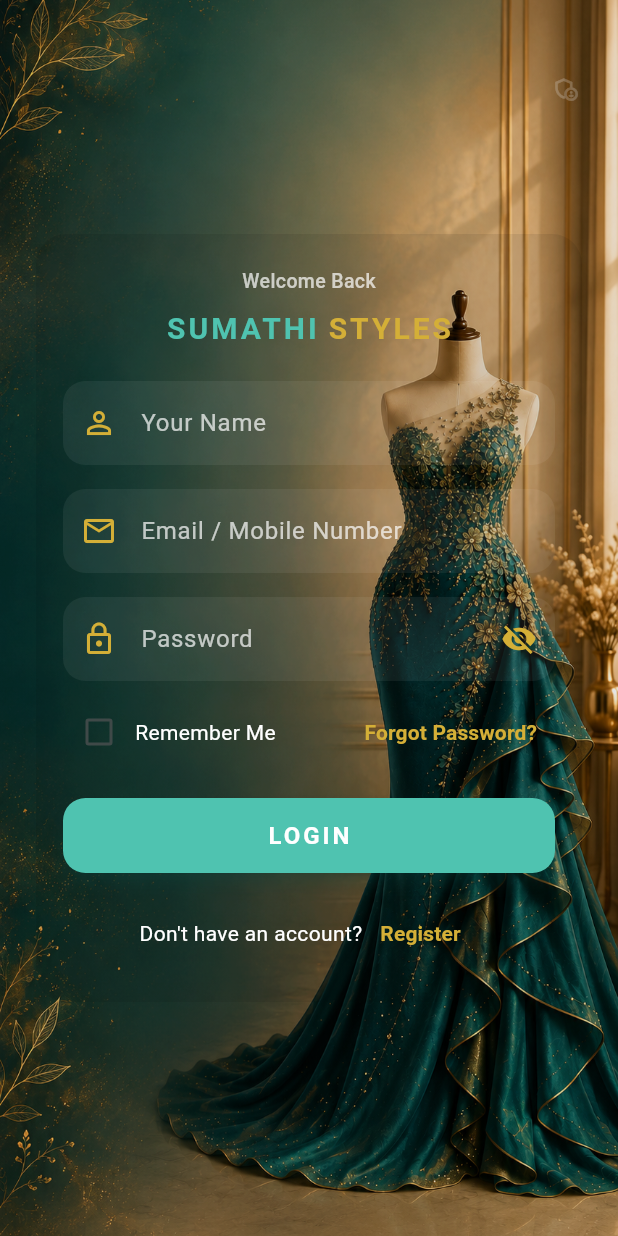
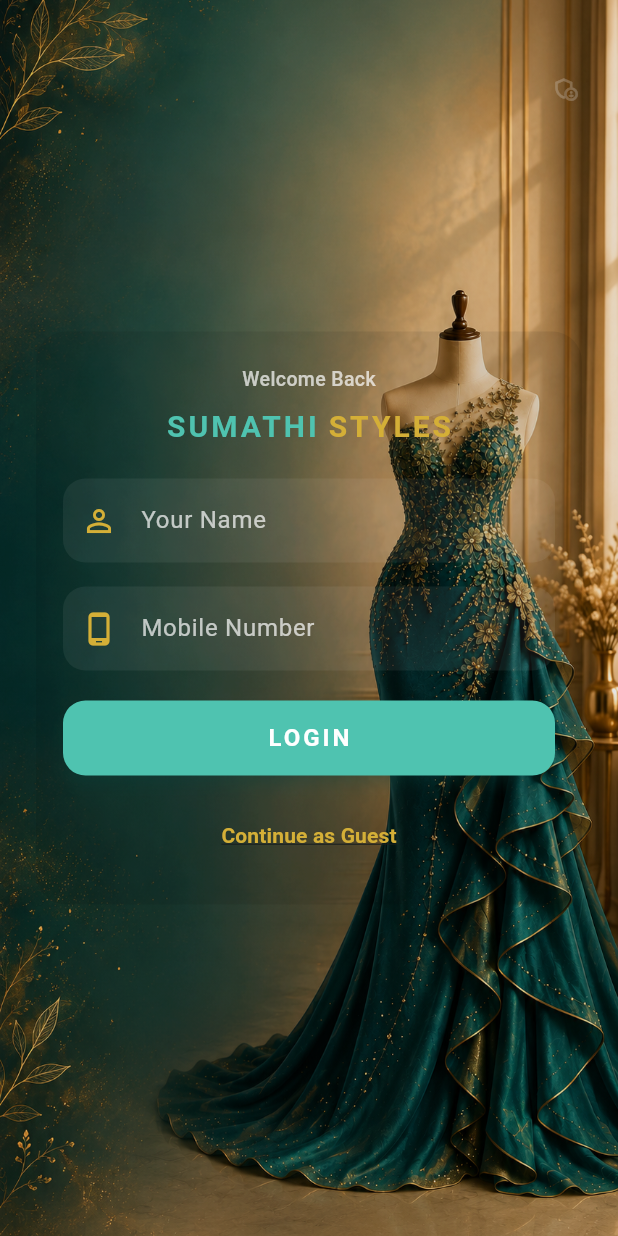
Before and after one commit to nivi-ops/fashion, a Flutter app: the LoginPage screen opened directly, on a phone screen of 412 x 824 dp. Run offline on Flutter 3.47's test engine with Material 3 defaults, Android fonts, the phone set to English and light mode, and no system bars; our stand-ins replace audioplayers, cloud_firestore, firebase_core, firebase_messaging, firebase_storage, flutter_local_notifications and 9 more; missing offline and left inert: onesignal_flutter, public_file_saver, razorpay_flutter, record; accounts and stored records are empty.

Commit message:
updated code

```diff
--- a/lib/login_page.dart
+++ b/lib/login_page.dart
@@ -1,10 +1,9 @@
 import 'dart:math';
 import 'package:flutter/material.dart';
+import 'package:flutter/services.dart';
 import 'package:shared_preferences/shared_preferences.dart';
-import 'register_page.dart';
 import 'main_nav_page.dart';
 import 'otp_verify_page.dart';
-import 'forgot_password_page.dart';
 import 'app_state.dart';
 import 'admin_page.dart';
 
@@ -20,11 +19,7 @@
   final _formKey = GlobalKey<FormState>();
 
   final nameController = TextEditingController();
-  final emailController = TextEditingController();
-  final passwordController = TextEditingController();
-
-  bool hidePassword = true;
-  bool rememberMe = false;
+  final mobileController = TextEditingController();
 
   final Color teal = const Color(0xff0F766E);
   final Color lightTeal = const Color(0xff4FC3B0);
@@ -40,9 +35,10 @@
     await prefs.setBool('isLoggedIn', true);
 
     final name = nameController.text.trim();
-    final identifier = emailController.text.trim();
+    final mobile = mobileController.text.trim();
     await prefs.setString('userName', name);
-    AppState.instance.login(userId: identifier, userName: name);
+    await prefs.setString('userMobile', mobile);
+    AppState.instance.login(userId: mobile, userName: name);
 
     if (!mounted) return;
 
@@ -61,7 +57,7 @@
         context,
         MaterialPageRoute(
           builder: (_) => OtpVerifyPage(
-            phoneNumber: emailController.text.trim(),
+            phoneNumber: mobileController.text.trim(),
             correctOtp: otp,
             onVerified: () {
               ScaffoldMessenger.of(context).showSnackBar(
@@ -76,6 +72,14 @@
         ),
       );
     }
+  }
+
+  void _continueAsGuest() {
+    Navigator.pushAndRemoveUntil(
+      context,
+      MaterialPageRoute(builder: (_) => const MainNavPage()),
+      (route) => false,
+    );
   }
 
 
@@ -189,6 +193,9 @@
                         TextFormField(
                           controller: nameController,
                           keyboardType: TextInputType.name,
+                          inputFormatters: [
+                            FilteringTextInputFormatter.allow(RegExp(r'[a-zA-Z ]')),
+                          ],
                           style: const TextStyle(color: Colors.white),
                           decoration: InputDecoration(
                             prefixIcon: Icon(Icons.person_outline, color: gold),
@@ -209,6 +216,9 @@
                             if (value == null || value.trim().isEmpty) {
                               return "Please enter your name";
                             }
+                            if (!RegExp(r'^[a-zA-Z ]+$').hasMatch(value.trim())) {
+                              return "Only alphabets are allowed";
+                            }
                             return null;
                           },
                         ),
@@ -216,12 +226,17 @@
                         const SizedBox(height: 16),
 
                         TextFormField(
-                          controller: emailController,
-                          keyboardType: TextInputType.emailAddress,
+                          controller: mobileController,
+                          keyboardType: TextInputType.phone,
+                          maxLength: 10,
                           style: const TextStyle(color: Colors.white),
+                          inputFormatters: [
+                            FilteringTextInputFormatter.digitsOnly,
+                          ],
                           decoration: InputDecoration(
-                            prefixIcon: Icon(Icons.email_outlined, color: gold),
-                            hintText: "Email / Mobile Number",
+                            counterText: "",
+                            prefixIcon: Icon(Icons.phone_android_outlined, color: gold),
+                            hintText: "Mobile Number",
                             hintStyle: const TextStyle(color: Colors.white70),
                             filled: true,
                             fillColor: Colors.white.withValues(alpha: 0.06),
@@ -236,96 +251,13 @@
                           ),
                           validator: (value) {
                             if (value == null || value.trim().isEmpty) {
-                              return "Please enter your Email or Mobile Number";
+                              return "Please enter your Mobile Number";
+                            }
+                            if (value.trim().length != 10) {
+                              return "Enter a valid 10 digit Mobile Number";
                             }
                             return null;
                           },
-                        ),
-
-                        const SizedBox(height: 16),
-
-                        TextFormField(
-                          controller: passwordController,
-                          obscureText: hidePassword,
-                          style: const TextStyle(color: Colors.white),
-                          decoration: InputDecoration(
-                            prefixIcon: Icon(Icons.lock_outline, color: gold),
-                            hintText: "Password",
-                            hintStyle: const TextStyle(color: Colors.white70),
-                            filled: true,
-                            fillColor: Colors.white.withValues(alpha: 0.06),
-                            suffixIcon: IconButton(
-                              icon: Icon(
-                                hidePassword
-                                    ? Icons.visibility_off
-                                    : Icons.visibility,
-                                color: gold,
-                              ),
-                              onPressed: () {
-                                setState(() {
-                                  hidePassword = !hidePassword;
-                                });
-                              },
-                            ),
-                            enabledBorder: OutlineInputBorder(
-                              borderRadius: BorderRadius.circular(15),
-                              borderSide: BorderSide.none,
-                            ),
-                            focusedBorder: OutlineInputBorder(
-                              borderRadius: BorderRadius.circular(15),
-                              borderSide: BorderSide(color: teal, width: 2),
-                            ),
-                          ),
-                          validator: (value) {
-                            if (value == null || value.length < 6) {
-                              return "Password must be at least 6 characters";
-                            }
-                            return null;
-                          },
-                        ),
-
-                        const SizedBox(height: 10),
-
-                        Row(
-                          children: [
-                            Checkbox(
-                              value: rememberMe,
-                              activeColor: teal,
-                              checkColor: Colors.white,
-                              onChanged: (value) {
-                                setState(() {
-                                  rememberMe = value ?? false;
-                                });
-                              },
-                            ),
-
-                            const Text(
-                              "Remember Me",
-                              style: TextStyle(
-                                color: Colors.white,
-                              ),
-                            ),
-
-                            const Spacer(),
-
-                            TextButton(
-                              onPressed: () {
-                                Navigator.push(
-                                  context,
-                                  MaterialPageRoute(
-                                    builder: (_) => const ForgotPasswordPage(),
-                                  ),
-                                );
-                              },
-                              child: Text(
-                                "Forgot Password?",
-                                style: TextStyle(
-                                  color: gold,
-                                  fontWeight: FontWeight.bold,
-                                ),
-                              ),
-                            ),
-                          ],
                         ),
 
                         const SizedBox(height: 20),
@@ -356,36 +288,16 @@
 
                         const SizedBox(height: 16),
 
-                        Row(
-                          mainAxisAlignment: MainAxisAlignment.center,
-                          children: [
-
-                            const Text(
-                              "Don't have an account?",
-                              style: TextStyle(
-                                color: Colors.white,
-                              ),
-                            ),
-
                         TextButton(
-                              onPressed: () {
-                                Navigator.pushReplacement(
-                                  context,
-                                  MaterialPageRoute(
-                                    builder: (context) => const RegisterPage(),
-                                  ),
-                                );
-                              },
+                          onPressed: _continueAsGuest,
                           child: Text(
-                                "Register",
+                            "Continue as Guest",
                             style: TextStyle(
                               color: gold,
                               fontWeight: FontWeight.bold,
+                              decoration: TextDecoration.underline,
                             ),
                           ),
-                            ),
-
-                          ],
                         ),
 
                       ],
@@ -403,8 +315,7 @@
   @override
   void dispose() {
     nameController.dispose();
-    emailController.dispose();
-    passwordController.dispose();
+    mobileController.dispose();
     super.dispose();
   }
 }
```
Also changed, not shown: lib/checkout.dart (+20 -0 lines), lib/product_details_page.dart (+6 -1 lines). Lines whose indentation alone changed are shown as unchanged.
